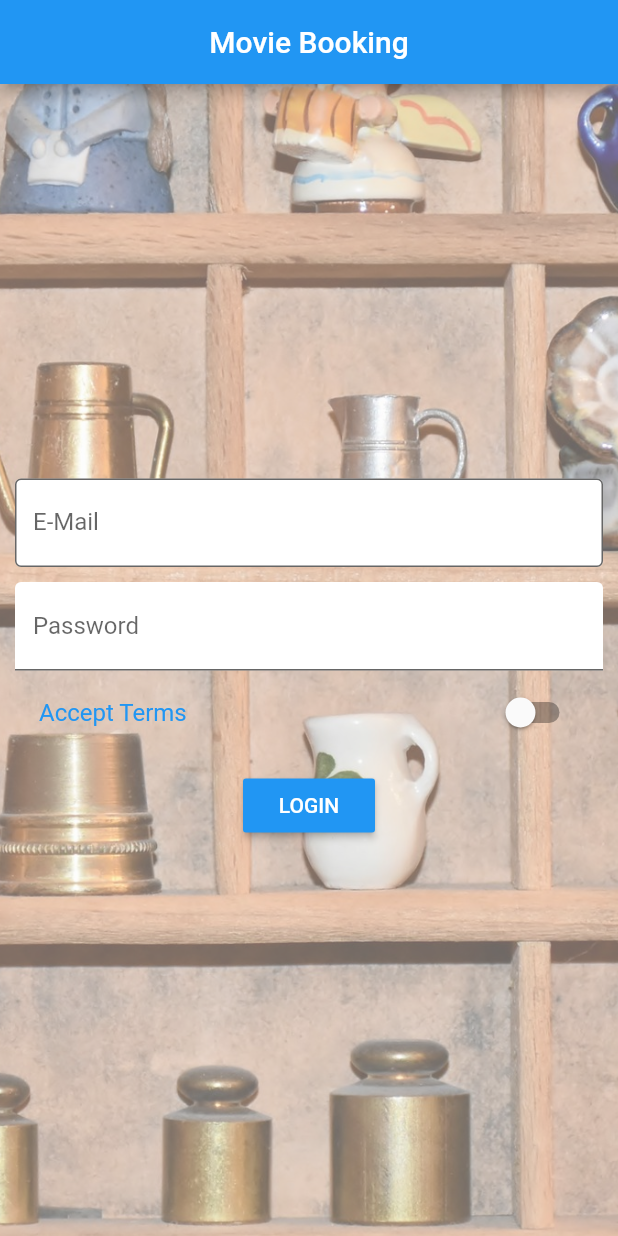
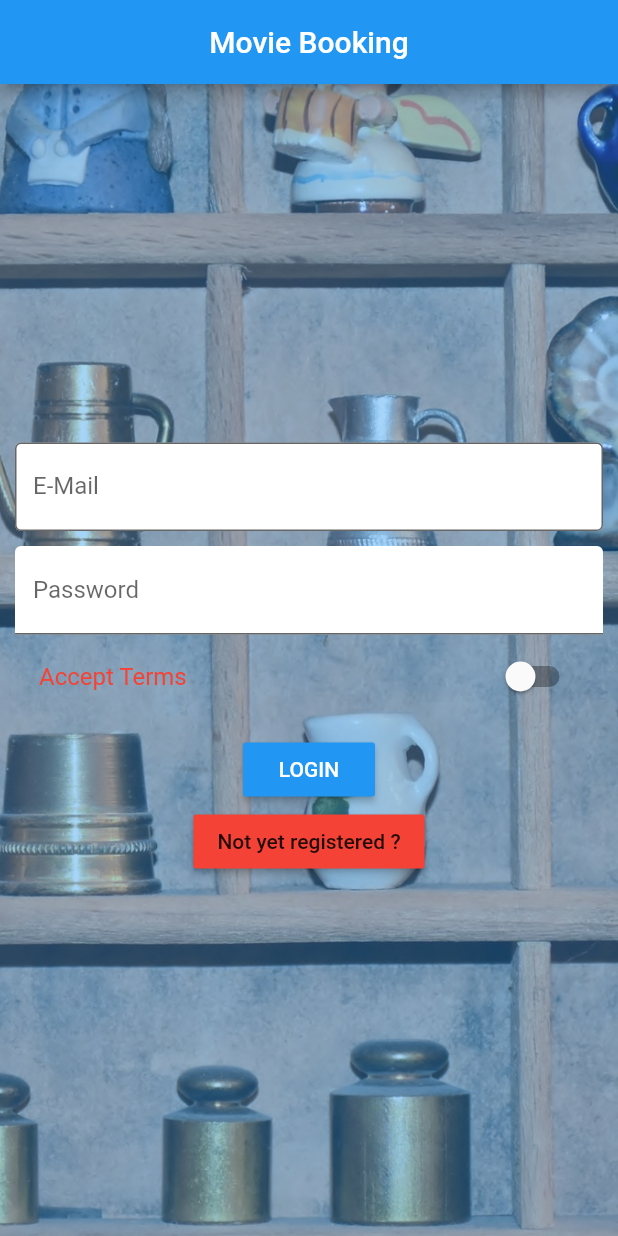
Before and after one commit to bittukumarray/Movie-Booking-App, a Flutter app: the screen it shows after launch, after a tap on "LOGIN", on a phone screen of 412 x 824 dp. Run offline on Flutter 3.47's test engine with Material 2 defaults, Android fonts, the phone set to English and light mode, and no system bars; network calls fail.

Commit message:
Tab bar ar fixed and Some Navigations are completed as well

```diff
--- a/movie_show_booking_app/lib/main.dart
+++ b/movie_show_booking_app/lib/main.dart
@@ -1,5 +1,7 @@
 import 'package:flutter/material.dart';
+import './pages/home.dart';
 import './pages/auth.dart';
+import './pages/registration.dart';
 
 void main() => runApp(MyApp());
 
@@ -7,6 +9,15 @@ class MyApp extends StatelessWidget {
   // This widget is the root of your application.
   @override
   Widget build(BuildContext context) {
-    return AuthPage();
+    return MaterialApp(
+      theme: ThemeData(
+        backgroundColor: Colors.black,
+      ),
+      home: AuthPage(),
+      routes: {
+        '/home': (BuildContext context) => HomePage(),
+        '/registration': (BuildContext context) => RegistrationPage(),
+      },
+    );
   }
 }
--- a/movie_show_booking_app/lib/pages/auth.dart
+++ b/movie_show_booking_app/lib/pages/auth.dart
@@ -12,8 +12,7 @@ class _AuthPageState extends State<AuthPage> {
   bool _acceptTerms = false;
   @override
   Widget build(BuildContext context) {
-    return MaterialApp(
-      home: Scaffold(
+    return Scaffold(
       appBar: AppBar(
         title: Center(
           child: Text(
@@ -21,7 +20,7 @@ class _AuthPageState extends State<AuthPage> {
           ),
         ),
       ),
-        // backgroundColor: Theme.of(context).primaryColor,
+      backgroundColor: Theme.of(context).primaryColor,
       body: Container(
           decoration: BoxDecoration(
               image: DecorationImage(
@@ -73,15 +72,21 @@ class _AuthPageState extends State<AuthPage> {
                   },
                   title: Text(
                     'Accept Terms',
-                      style: TextStyle(color: Colors.blue),
+                    style: TextStyle(color: Colors.red),
                   ),
                 ),
                 SizedBox(
                   height: 10.0,
                 ),
                 RaisedButton(
-                    onPressed: (){
-                      print(_emailValue +_passwordValue + _acceptTerms.toString());
+                  onPressed: () {
+                    print(
+                        _emailValue + _passwordValue + _acceptTerms.toString());
+                    if (_acceptTerms) {
+                      Navigator.pushReplacementNamed(context, '/home');
+                    } else {
+                      print("Kindly accept the term and condition");
+                    }
                   },
                   color: Colors.blue,
                   textColor: Colors.white,
@@ -89,11 +94,17 @@ class _AuthPageState extends State<AuthPage> {
                     'LOGIN',
                   ),
                   splashColor: Colors.blueGrey,
+                ),
+                RaisedButton(
+                  onPressed: () {
+                    Navigator.pushNamed(context, '/registration');
+                  },
+                  child: Text("Not yet registered ?"),
+                  color: Colors.red,
                 )
               ]),
             ),
           )),
-      ),
     );
   }
 }
--- a/movie_show_booking_app/pubspec.yaml
+++ b/movie_show_booking_app/pubspec.yaml
@@ -39,6 +39,7 @@ flutter:
   # To add assets to your application, add an assets section, like this:
   assets:
    - assets/background.jpg
+   - assets/food.jpg
   #  - images/a_dot_ham.jpeg
 
   # An image asset can refer to one or more resolution-specific "variants", see
```
Also changed, not shown: movie_show_booking_app/lib/pages/MovieLanguage/englishmovie.dart (added, +27 -0 lines), movie_show_booking_app/lib/pages/MovieLanguage/hindimovie.dart (added, +27 -0 lines), movie_show_booking_app/lib/pages/MovieLanguage/tamilmovie.dart (added, +27 -0 lines), movie_show_booking_app/lib/pages/MovieLanguage/telugumovie.dart (added, +27 -0 lines), movie_show_booking_app/lib/pages/allmovie_listview.dart (added, +30 -0 lines), movie_show_booking_app/lib/pages/home.dart (added, +105 -0 lines), movie_show_booking_app/lib/pages/registration.dart (added, +20 -0 lines), movie_show_booking_app/assets/food.jpg (added). Lines whose indentation alone changed are shown as unchanged.
